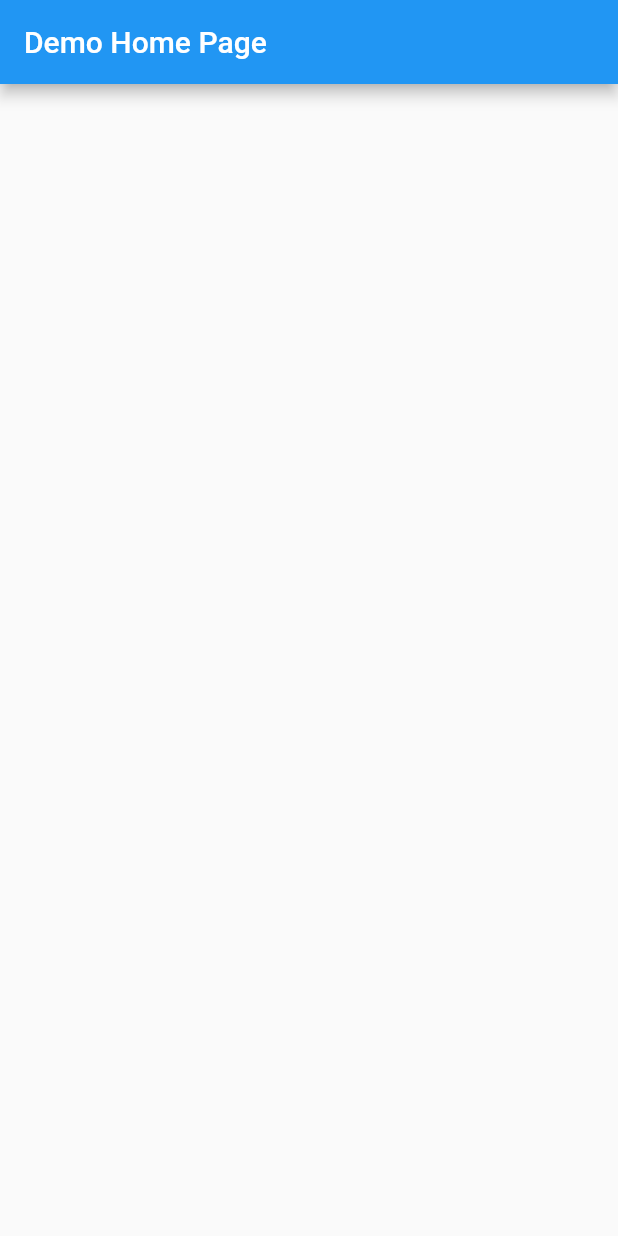
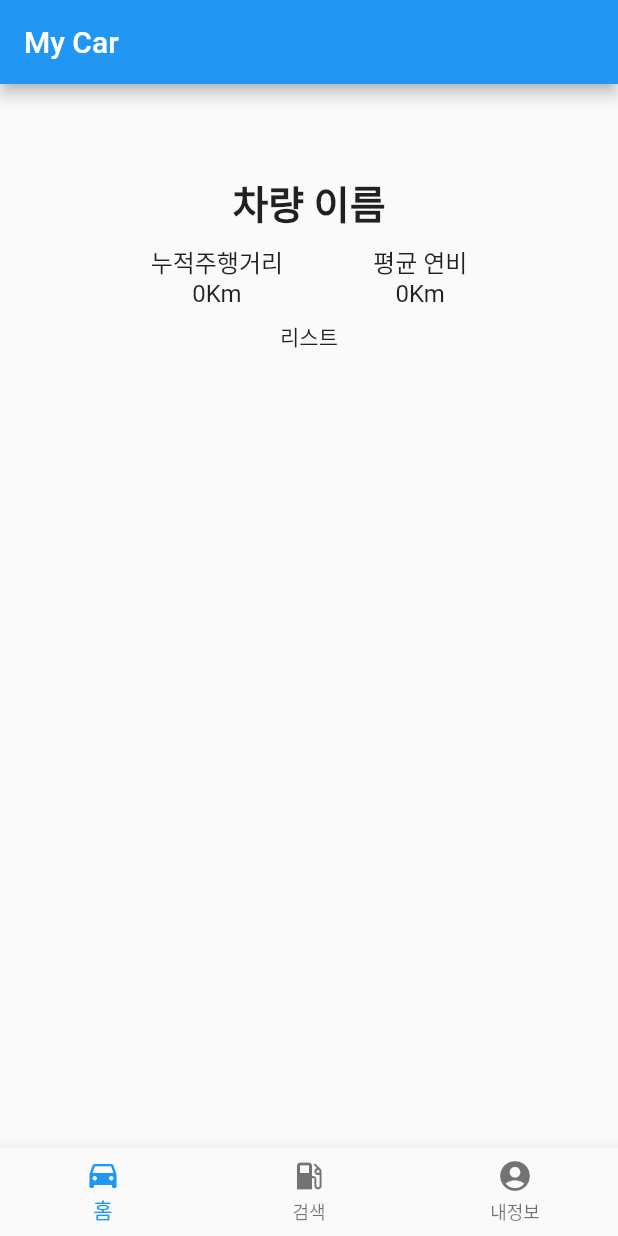
Before and after one commit to GreenTea100/GreenTea100.github.io, a Flutter app: the screen it shows after launch, on a phone screen of 412 x 824 dp. Run offline on Flutter 3.47's test engine with Material 2 defaults, Android fonts, the phone set to English and light mode, and no system bars.

Commit message:
commit soon

```diff
--- a/lib/main.dart
+++ b/lib/main.dart
@@ -6,9 +6,9 @@ class MyApp extends StatelessWidget {
   @override
   Widget build(BuildContext context) {
     return MaterialApp(
-      title: 'Title Demo',
+      title: 'My Car',
       theme: ThemeData(primarySwatch: Colors.blue),
-      home: MyHomePage(title: 'Demo Home Page')
+      home: MyHomePage(title: 'My Car')
     );
   }
 }
@@ -22,10 +22,55 @@ class MyHomePage extends StatefulWidget {
 }
 
 class _MyHomePageState extends State<MyHomePage> {
+
+
   @override
   Widget build(BuildContext context) {
+    var titleSection = Row(
+      mainAxisAlignment: MainAxisAlignment.center,
+      children: <Widget>[
+      Column(
+        //crossAxisAlignment: CrossAxisAlignment.start,
+        children: <Widget>[
+          Padding(padding: EdgeInsets.all(30)),
+          Text("차량 이름", style: TextStyle(fontWeight: FontWeight.bold, fontSize: 26),)
+        ],),
+
+    ],);
+
+    var subtitleSection = Row(
+      mainAxisAlignment: MainAxisAlignment.center,
+      children: <Widget>[
+        Column(children: <Widget>[
+          Text("누적주행거리", style: TextStyle(fontSize: 16)),
+          Text("0Km", style: TextStyle(fontSize: 16)),
+        ],),
+        Padding(padding: EdgeInsets.all(30)),
+        Column(children: <Widget>[
+          Text("평균 연비", style: TextStyle(fontSize: 16)),
+          Text("0Km", style: TextStyle(fontSize: 16)),
+        ],)
+    ],);
+    var textSection = Text("리스트",);
+
+
     return Scaffold(
-      appBar: AppBar(title:Text(widget.title) ,),
+      appBar: AppBar(title: Text(widget.title),),
+      body: Column(children: <Widget>[
+        //Image.network("https://w.namu.la/s/fe3d77431ce0579466e7b06e5785af8c288f674fa3cc7fd8955ced8af3e63b3ee4782420ac9a3b54b5d2056479055c2663f37b7509b9dbd6122fdde99108d3c07f099598914482d446331ab9380d6070f33d61168ece6128c1e838ea04a46746",height: 240, width: 600,fit:BoxFit.cover),
+        titleSection,
+        subtitleSection,
+        textSection
+      ],),
+
+      bottomNavigationBar: BottomNavigationBar(
+        items: [
+          BottomNavigationBarItem(icon: const Icon(Icons.drive_eta), label: '홈'),
+          BottomNavigationBarItem(icon: const Icon(Icons.local_gas_station), label: '검색'),
+          BottomNavigationBarItem(icon: const Icon(Icons.account_circle), label: '내정보'),
+
+        ],
+      ),
     );
   }
 }
```
Also changed, not shown: pubspec.lock.
